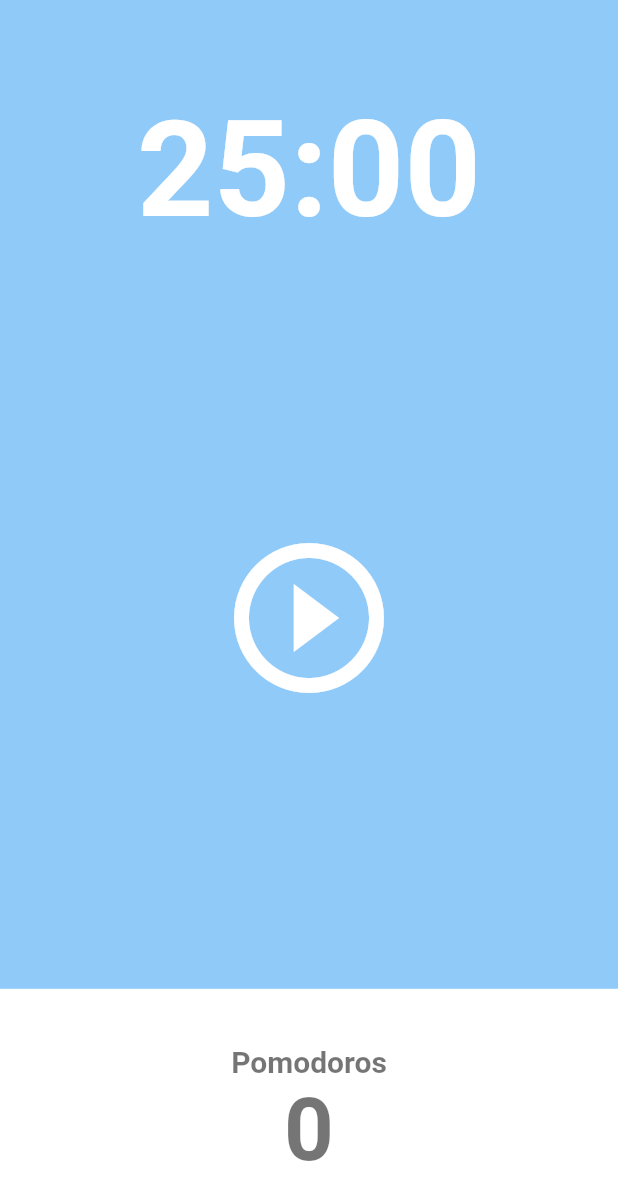
After one commit to soyoon247/flutter-practice, a Flutter app: the HomeScreen screen opened directly, on a phone screen of 412 x 824 dp. The commit adds this screen. Shown: the top 1200 px of the screen. Run offline on Flutter 3.47's test engine with Material 2 defaults, Android fonts, the phone set to English and light mode, and no system bars.

Commit message:
5 POMODORO APP - ui 그리기

```diff
--- a/lib/main.dart
+++ b/lib/card-app/main.dart
@@ -1,6 +1,6 @@
 import 'package:flutter/material.dart';
-import 'package:flutter_practice/widgets/button.dart';
-import 'package:flutter_practice/widgets/card.dart';
+import 'package:flutter_practice/card-app/widgets/button.dart';
+import 'package:flutter_practice/card-app/widgets/card.dart';
 
 void main() {
   runApp(const App());
--- /dev/null
+++ b/lib/pomodoro/main.dart
@@ -0,0 +1,31 @@
+import 'package:flutter/material.dart';
+import 'package:flutter_practice/pomodoro/screens/home_screen.dart';
+
+void main() {
+  runApp(App());
+}
+
+Color redColor = const Color(0xFFE7626C);
+Color blueColor = const Color(0xFF232B55);
+Color whiteColor = const Color(0xFFF4EDDB);
+
+class App extends StatelessWidget {
+  @override
+  Widget build(BuildContext context) {
+    return MaterialApp(
+        theme: ThemeData(
+          // TODO ThemeData
+          colorScheme:
+              ColorScheme.fromSwatch(backgroundColor: const Color(0xFFE7626C)),
+          textTheme: const TextTheme(
+            displayLarge: TextStyle(
+              color: Color(0xFF232B55),
+            ),
+          ),
+          cardColor: const Color(0xFFF4EDDB),
+        ),
+        home: const Scaffold(
+          body: HomeScreen(),
+        ));
+  }
+}
--- /dev/null
+++ b/lib/pomodoro/screens/home_screen.dart
@@ -0,0 +1,89 @@
+import 'package:flutter/material.dart';
+
+class HomeScreen extends StatefulWidget {
+  const HomeScreen({Key? key}) : super(key: key);
+
+  @override
+  State<HomeScreen> createState() => _HomeScreenState();
+}
+
+class _HomeScreenState extends State<HomeScreen> {
+  @override
+  Widget build(BuildContext context) {
+    return Scaffold(
+        backgroundColor: Theme.of(context).colorScheme.background,
+        body: Column(
+          children: [
+            Flexible(
+              // TODO Flexible
+              flex: 1,
+              child: Container(
+                alignment: Alignment.bottomCenter,
+                child: Text(
+                  "25:00",
+                  style: TextStyle(
+                    color: Theme.of(context).cardColor,
+                    fontSize: 89,
+                    fontWeight: FontWeight.w600,
+                  ),
+                ),
+              ),
+            ), // Flexible : 비율에 기반한 UI를 만들 수 있게 만든다.
+            Flexible(
+              flex: 3,
+              child: Center(
+                child: IconButton(
+                  iconSize: 120,
+                  color: Theme.of(context).cardColor,
+                  onPressed: () {},
+                  icon: const Icon(
+                    Icons.play_circle_outline,
+                  ),
+                ),
+              ),
+            ),
+            Flexible(
+                flex: 1,
+                child: Row(
+                  children: [
+                    Expanded(
+                      // TODO Expanded
+                      child: Container(
+                        decoration: BoxDecoration(
+                          color: Theme.of(context).cardColor,
+                        ),
+                        child: Column(
+                          mainAxisAlignment: MainAxisAlignment.center,
+                          children: [
+                            Text(
+                              "Pomodoros",
+                              style: TextStyle(
+                                fontSize: 20,
+                                fontWeight: FontWeight.w600,
+                                color: Theme.of(context)
+                                    .textTheme
+                                    .displayLarge!
+                                    .color,
+                              ),
+                            ),
+                            Text(
+                              "0",
+                              style: TextStyle(
+                                fontSize: 58,
+                                fontWeight: FontWeight.w600,
+                                color: Theme.of(context)
+                                    .textTheme
+                                    .displayLarge!
+                                    .color,
+                              ),
+                            ),
+                          ],
+                        ),
+                      ),
+                    ),
+                  ],
+                )),
+          ],
+        ));
+  }
+}
```
Also changed, not shown: lib/card-app/widgets/button.dart (renamed from lib/widgets/button.dart), lib/card-app/widgets/card.dart (renamed from lib/widgets/card.dart), 2 other files.
